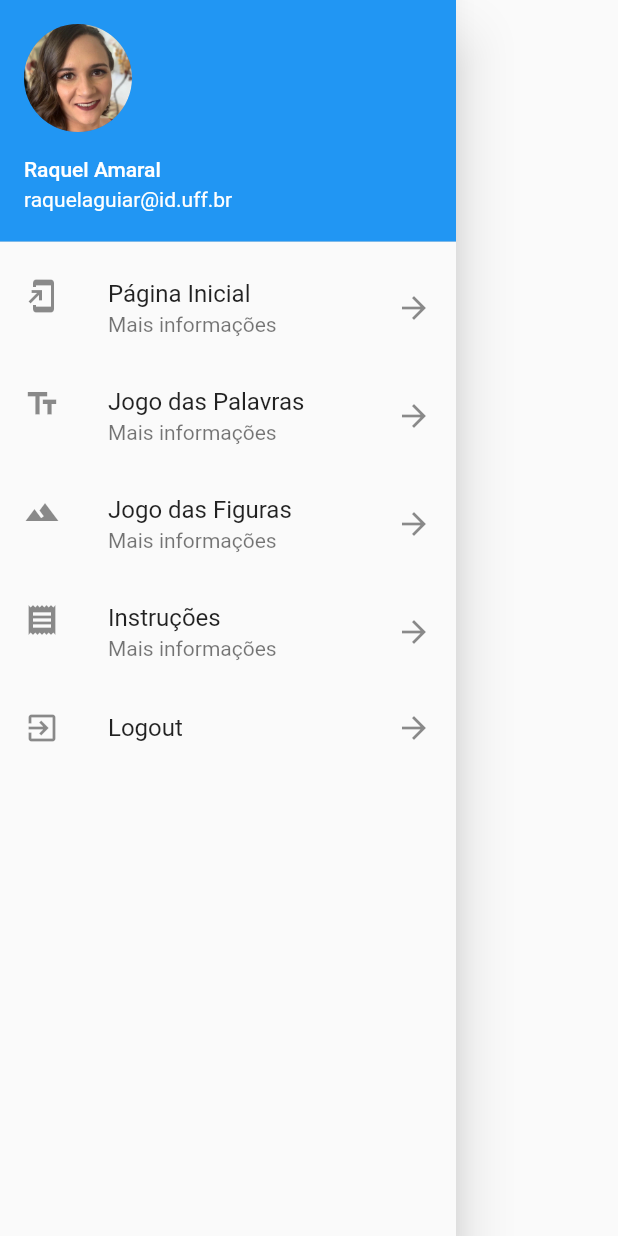
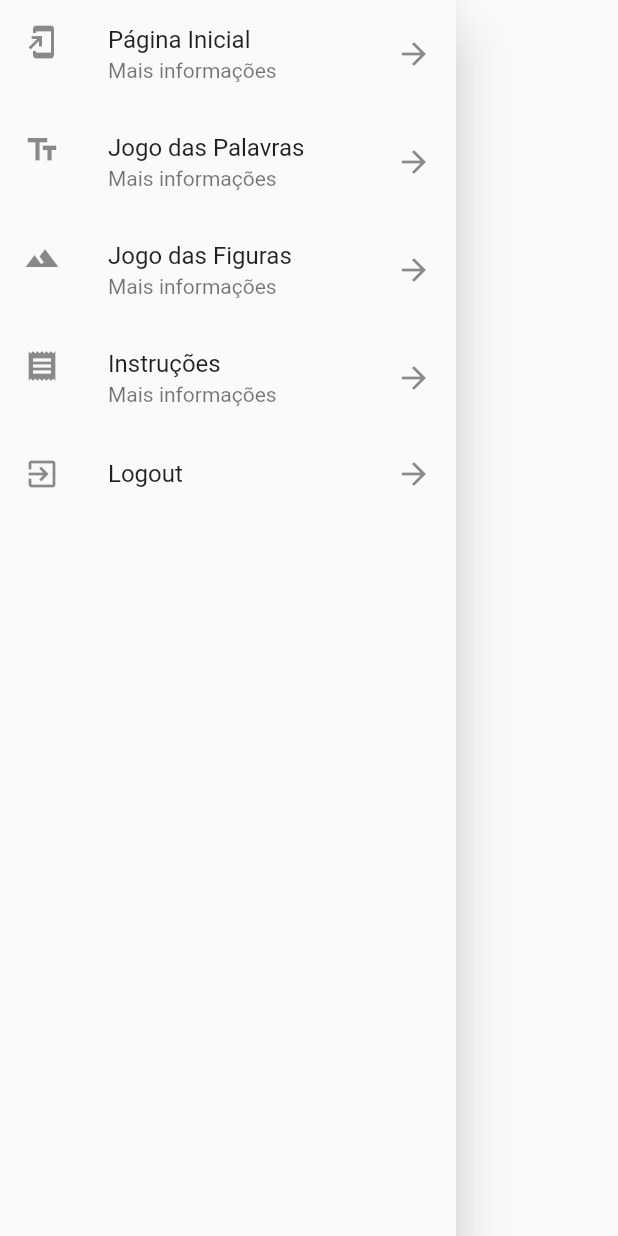
Before and after one commit to MouraRaquel/memory_extreme_app, a Flutter app: the DrawerList widget shown alone on an empty page, opened directly, on a phone screen of 412 x 824 dp. Run offline on Flutter 3.47's test engine with Material 2 defaults, Android fonts, the phone set to English and light mode, and no system bars.

```diff
--- a/lib/home_page.dart
+++ b/lib/home_page.dart
@@ -3,7 +3,6 @@ import 'package:flutter/material.dart';
 import 'package:memory_extreme_app/pages/drawer_list.dart';
 import 'package:memory_extreme_app/pages/jogos.dart';
 import 'package:memory_extreme_app/pages/login.dart';
-
 
 class HomePage extends StatelessWidget {
   @override
--- a/lib/pages/drawer_list.dart
+++ b/lib/pages/drawer_list.dart
@@ -13,13 +13,6 @@ class DrawerList extends StatelessWidget {
       child: Drawer(
         child: ListView(
           children: <Widget>[
-            UserAccountsDrawerHeader(
-              accountName: Text("Raquel Amaral"),
-              accountEmail: Text("raquelaguiar@id.uff.br"),
-              currentAccountPicture: CircleAvatar(
-                backgroundImage: AssetImage("assets/imagens/perfil.jpg"),
-              ),
-            ),
             ListTile(
               leading: Icon(Icons.add_to_home_screen),
               title: Text("Página Inicial"),
```
Also changed, not shown: assets/imagens/perfil.jpg (deleted), pubspec.lock.
